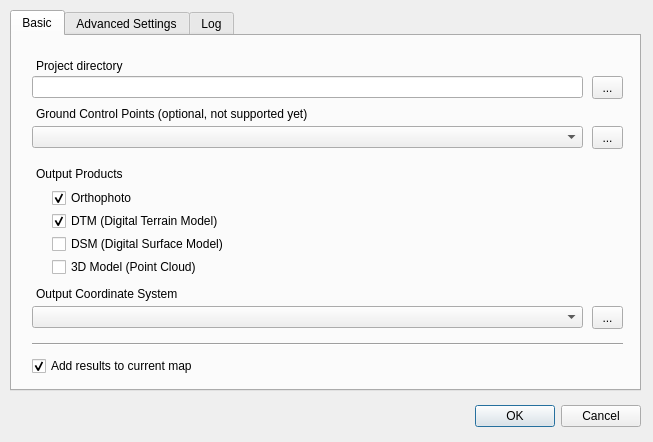
This is qodm/qodm_dialog_base.ui in SandroGroth/QODM as Qt 5 draws it before an edit. The edited form follows.
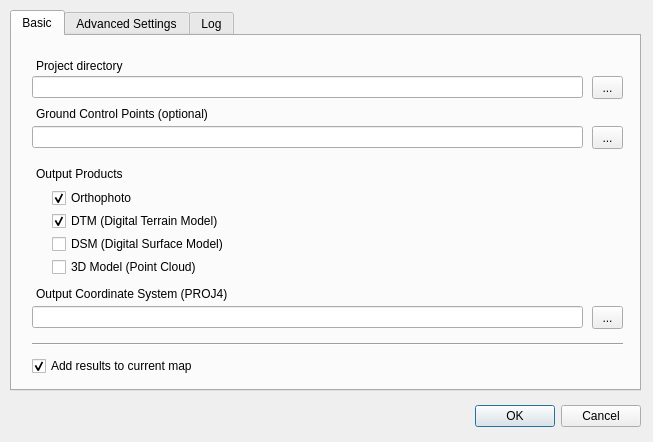
This is the edited form.

Commit message: Added GCP and CRS support.

Patch:
```diff
--- a/qodm/qodm_dialog_base.ui
+++ b/qodm/qodm_dialog_base.ui
@@ -87,27 +87,17 @@
       </rect>
      </property>
     </widget>
-    <widget class="QComboBox" name="comboBox">
-     <property name="geometry">
-      <rect>
-       <x>20</x>
-       <y>90</y>
-       <width>551</width>
-       <height>22</height>
-      </rect>
-     </property>
-    </widget>
     <widget class="QLabel" name="label_3">
      <property name="geometry">
       <rect>
        <x>24</x>
        <y>70</y>
-       <width>351</width>
+       <width>191</width>
        <height>16</height>
       </rect>
      </property>
      <property name="text">
-      <string>Ground Control Points (optional, not supported yet)</string>
+      <string>Ground Control Points (optional)</string>
      </property>
     </widget>
     <widget class="QToolButton" name="toolButton_3">
@@ -228,7 +218,7 @@
       <rect>
        <x>24</x>
        <y>250</y>
-       <width>161</width>
+       <width>221</width>
        <height>16</height>
       </rect>
      </property>
@@ -236,20 +226,10 @@
       <enum>QFrame::NoFrame</enum>
      </property>
      <property name="text">
-      <string>Output Coordinate System</string>
+      <string>Output Coordinate System (PROJ4)</string>
      </property>
     </widget>
-    <widget class="QComboBox" name="comboBox_2">
-     <property name="geometry">
-      <rect>
-       <x>20</x>
-       <y>270</y>
-       <width>551</width>
-       <height>22</height>
-      </rect>
-     </property>
-    </widget>
-    <widget class="QToolButton" name="toolButton">
+    <widget class="QToolButton" name="tb_outcrs">
      <property name="geometry">
       <rect>
        <x>580</x>
@@ -262,6 +242,26 @@
       <string>...</string>
      </property>
     </widget>
+    <widget class="QLineEdit" name="le_gcpdir">
+     <property name="geometry">
+      <rect>
+       <x>20</x>
+       <y>90</y>
+       <width>551</width>
+       <height>22</height>
+      </rect>
+     </property>
+    </widget>
+    <widget class="QLineEdit" name="le_outcrs">
+     <property name="geometry">
+      <rect>
+       <x>20</x>
+       <y>270</y>
+       <width>551</width>
+       <height>22</height>
+      </rect>
+     </property>
+    </widget>
    </widget>
    <widget class="QWidget" name="adv_tab">
     <attribute name="title">
```
Left out of the diff: 2 changed lines with no effect on the pictures. The commit also changes 1 other file.
